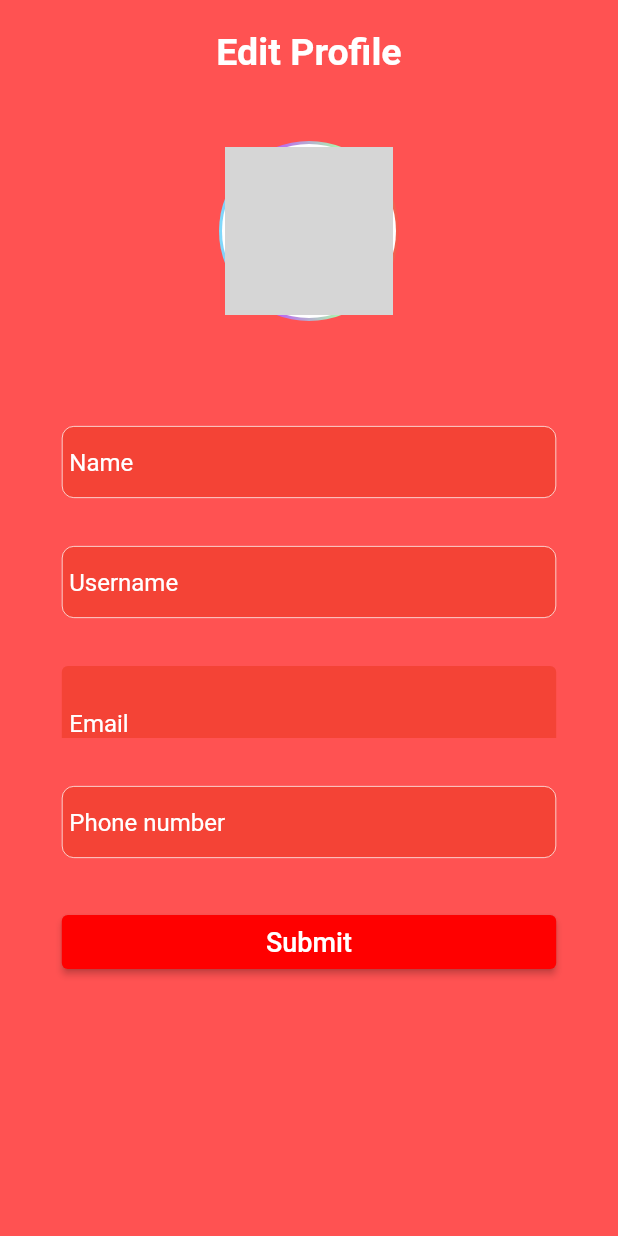
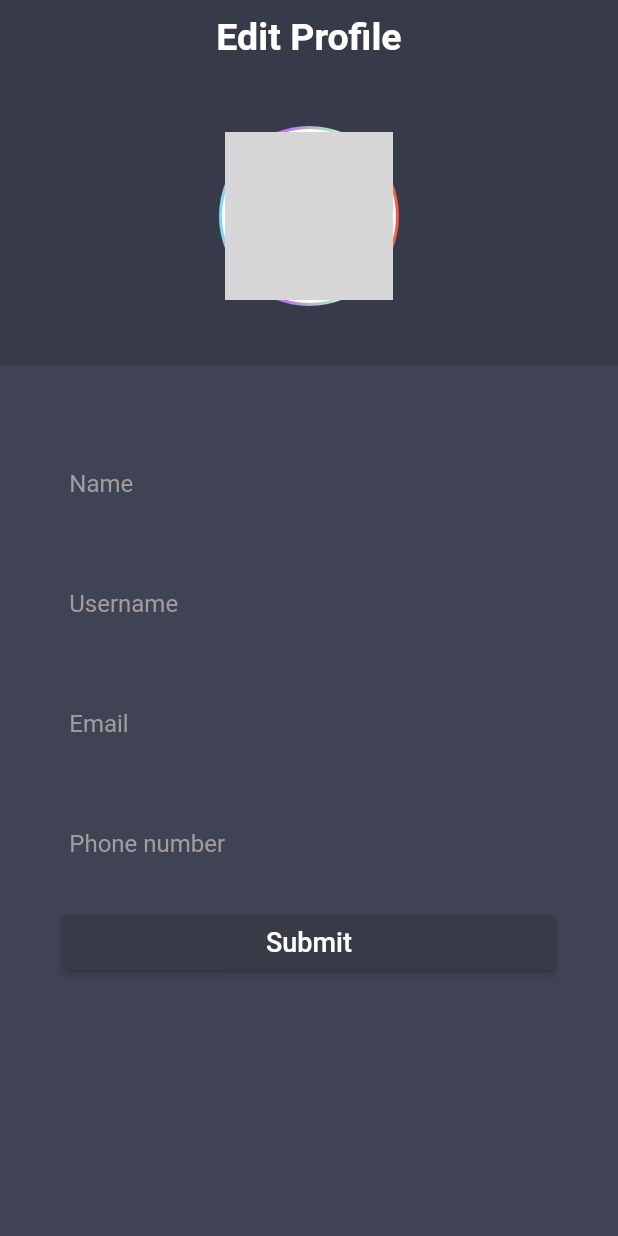
Before and after one commit to abdulqaderpatel/EventFlow, a Flutter app: the UserNavigationBar screen opened directly, item 4 of the bottom bar chosen, after a tap on the "edit" icon, on a phone screen of 412 x 824 dp. Run offline on Flutter 3.47's test engine with Material 2 defaults, Android fonts, the phone set to English and light mode, and no system bars; our stand-ins replace auto_size_text, cloud_firestore, dotted_border, firebase_auth, firebase_core, firebase_storage and 7 more; accounts and stored records are empty; network calls fail; statements that could not run were skipped; grey boxes are pictures that could not be loaded.

Commit message:
major ui changes for user side.

```diff
--- a/lib/Reusable_Components/User/user_details_field.dart
+++ b/lib/Reusable_Components/User/user_details_field.dart
@@ -1,3 +1,4 @@
+import 'package:auto_size_text/auto_size_text.dart';
 import 'package:flutter/material.dart';
 import 'package:get/get.dart';
 
@@ -17,8 +18,8 @@ class UserDetailField extends StatelessWidget {
     return Container(
       height: Get.height * 0.15,
       width: Get.width * 0.45,
-      padding: const EdgeInsets.all(
-        8,
+      padding: const EdgeInsets.only(top: 8,left: 8,right: 8,bottom: 20,
+
       ),
       decoration: BoxDecoration(
         color: const Color(0xff1C1C1E),
@@ -32,7 +33,7 @@ class UserDetailField extends StatelessWidget {
         Row(mainAxisAlignment: MainAxisAlignment.spaceBetween,
             children: [
 
-              Text(
+              AutoSizeText(
                placeholder,
                 style: const TextStyle(
                     color: Colors.grey,
@@ -44,11 +45,11 @@ class UserDetailField extends StatelessWidget {
           ),
           Row(mainAxisAlignment: MainAxisAlignment.center,
             children: [
-              Text(
-                details,
+              AutoSizeText(
+                details,maxLines: 1,minFontSize: 13,
                 style: const TextStyle(
                     color: Colors.white,
-                    fontSize: 19,
+                    fontSize: 14,
                     fontWeight: FontWeight.w600),
               )
             ],
--- a/lib/Reusable_Components/User/user_profile_submit_button.dart
+++ b/lib/Reusable_Components/User/user_profile_submit_button.dart
@@ -15,7 +15,7 @@ class UserProfileSubmitButton extends StatelessWidget {
     return ElevatedButton(
       style: ButtonStyle(
         backgroundColor: MaterialStateProperty.all<Color>(
-            const Color(0xffff0000)),
+            const Color(0xff383A48)),
         foregroundColor: MaterialStateProperty.all<Color>(
             Colors.white),
       ),
--- a/lib/Reusable_Components/User/user_text_field.dart
+++ b/lib/Reusable_Components/User/user_text_field.dart
@@ -1,5 +1,4 @@
 import 'package:flutter/material.dart';
-
 
 class UserTextField extends StatelessWidget {
   final String text;
@@ -9,17 +8,17 @@ class UserTextField extends StatelessWidget {
   final TextInputType textInputType;
 
   final bool enabled;
-  final String? Function(String?)  validator;
+  final String? Function(String?) validator;
 
   const UserTextField(
       {super.key,
       required this.text,
       required this.controller,
       required this.width,
-        required this.labelText,
-        required this.validator,
-      this.textInputType=TextInputType.text,
-      this.enabled=true});
+      required this.labelText,
+      required this.validator,
+      this.textInputType = TextInputType.text,
+      this.enabled = true});
 
   @override
   Widget build(BuildContext context) {
@@ -27,24 +26,23 @@ class UserTextField extends StatelessWidget {
         ? SizedBox(
             height: 50,
             width: width,
-            child: TextFormField(keyboardType: textInputType,validator: validator,enabled: enabled,
+            child: TextFormField(style: TextStyle(color: Colors.white),
+              keyboardType: textInputType,
+              validator: validator,
+              enabled: enabled,
               controller: controller,
               textAlignVertical: TextAlignVertical.center,
-              decoration: InputDecoration(labelText: labelText,labelStyle: TextStyle(color: Colors.white),alignLabelWithHint: true,
-                filled: true,
-                fillColor: Colors.red,
-
-
-                enabledBorder: OutlineInputBorder(
-                    borderSide: const BorderSide(color: Colors.white, width: 0.5),
-                    borderRadius: BorderRadius.circular(8)),
+              decoration: InputDecoration(border: InputBorder.none,
+                labelText: labelText,
+                labelStyle: const TextStyle(color: Colors.grey),
+                alignLabelWithHint: true,
                 contentPadding: const EdgeInsets.only(
                   top: 2,
                   left: 5,
                 ),
                 errorStyle: const TextStyle(fontSize: 0),
                 hintStyle: const TextStyle(
-                    color: Colors.white, fontWeight: FontWeight.bold),
+                    color: Colors.grey, fontWeight: FontWeight.w400),
                 hintText: text,
               ),
             ),
@@ -53,22 +51,17 @@ class UserTextField extends StatelessWidget {
             height: 120,
             width: width,
             child: TextFormField(
+              style: const TextStyle(color: Colors.white),
               keyboardType: TextInputType.multiline,
               maxLines: null,
               minLines: 5,
               controller: controller,
               decoration: InputDecoration(
-                enabledBorder: OutlineInputBorder(
-                    borderSide: const BorderSide(
-                      color: Colors.red,
-                    ),
-                    borderRadius: BorderRadius.circular(8)),
+                enabledBorder:
+                    OutlineInputBorder(borderRadius: BorderRadius.circular(8)),
                 contentPadding: const EdgeInsets.only(top: 2, left: 3),
-                errorStyle: const TextStyle(fontSize: 0),
-                hintStyle: const TextStyle(
-                  color: Colors.redAccent,
-                ),
                 hintText: text,
+                hintStyle: const TextStyle(color: Colors.white),
               ),
             ),
           );
--- a/lib/Views/User/Profile/create_user_profile.dart
+++ b/lib/Views/User/Profile/create_user_profile.dart
@@ -127,14 +127,12 @@ class _CreateUserProfileScreenState extends State<CreateUserProfileScreen> {
         body: isLoaded
             ? Container(
                 height: Get.height,
-                color: Colors.redAccent,
-                child: Container(
-                  padding: const EdgeInsets.all(20),
-                  margin: EdgeInsets.symmetric(horizontal: Get.width * 0.05),
+                color: Color(0xff404354),
                 child: SingleChildScrollView(
                   child: Center(
                     child: Column(
                       children: [
+                        Container(padding: EdgeInsets.all(15),width: Get.width,color:Color(0xff373A49),child:Column(children:[
                         const Text(
                           "Set up your Profile",
                           style: TextStyle(
@@ -152,16 +150,9 @@ class _CreateUserProfileScreenState extends State<CreateUserProfileScreen> {
                             margin: const EdgeInsets.only(top: 45, bottom: 30),
                             padding: const EdgeInsets.all(2),
                             decoration: BoxDecoration(
-                                color: Colors.redAccent,
+                              color: Colors.grey,
                               borderRadius: BorderRadius.circular(70),
-                                gradient: const LinearGradient(
-                                  colors: [
-                                    Color(0xff7DDCFB),
-                                    Color(0xffBC67F2),
-                                    Color(0xffACF6AF),
-                                    Color(0xffF95549),
-                                  ],
-                                ),
+
                             ),
                             child: Container(
                               padding: const EdgeInsets.all(2),
@@ -186,7 +177,7 @@ class _CreateUserProfileScreenState extends State<CreateUserProfileScreen> {
                                     ),
                             ),
                           ),
-                          ),
+                        ),],),),
                         const SizedBox(
                           height: 40,
                         ),
@@ -333,7 +324,6 @@ class _CreateUserProfileScreenState extends State<CreateUserProfileScreen> {
                     ),
                   ),
                 ),
-                ),
               )
             : const Center(
                 child: CircularProgressIndicator(),
--- a/lib/Views/User/Profile/edit_user_profile.dart
+++ b/lib/Views/User/Profile/edit_user_profile.dart
@@ -34,7 +34,8 @@ class _EditUserProfileScreenState extends State<EditUserProfileScreen> {
 
   final picker = ImagePicker();
 
-  bool buttonLoader=false;
+  bool buttonLoader = false;
+
   Future getImageGallery() async {
     final pickedFile = await picker.pickImage(source: ImageSource.gallery);
     if (pickedFile != null) {
@@ -116,17 +117,18 @@ class _EditUserProfileScreenState extends State<EditUserProfileScreen> {
   Widget build(BuildContext context) {
     return Scaffold(
       body: isLoaded
-          ? Container(
+          ? Container(color: Color(0xff404354),
               height: Get.height,
-              color: Colors.redAccent,
-              child: Container(
-                padding: const EdgeInsets.all(20),
-                margin: EdgeInsets.symmetric(horizontal: Get.width * 0.05),
+
               child: SingleChildScrollView(
                 child: Center(
                   child: Column(
                     children: [
-                        const Text(
+
+
+                      Container(padding: EdgeInsets.all(10),width: Get.width,color: Color(0xff373A49),
+                        child: Column(
+                          children:[ const Text(
                             "Edit Profile",
                             style: TextStyle(
                                 color: Colors.white,
@@ -177,12 +179,15 @@ class _EditUserProfileScreenState extends State<EditUserProfileScreen> {
                                   ),
                                 ),
                               ),
+                            ),],
                         ),
+                      ),
+
                       const SizedBox(
                         height: 40,
                       ),
                       UserTextField(
-                          text: items[0]["name"],
+                        text: "Name",
                         controller: nameController,
                         width: Get.width * 0.8,
                         labelText: "Name",
@@ -235,41 +240,41 @@ class _EditUserProfileScreenState extends State<EditUserProfileScreen> {
                           width: Get.width * 0.8,
                           child: UserProfileSubmitButton(
                             text: "Submit",
-                              isLoading:buttonLoader,
+                            isLoading: buttonLoader,
                             voidCallback: () async {
                               setState(() {
-                                  buttonLoader=true;
+                                buttonLoader = true;
                               });
                               if (nameController.text.isEmpty) {
                                 Toast().errorMessage("Name cannot be empty");
                                 setState(() {
-                                    buttonLoader=false;
+                                  buttonLoader = false;
                                 });
                               } else if (usernameController.text.isEmpty) {
                                 Toast()
                                     .errorMessage("Username cannot be empty");
                                 setState(() {
-                                    buttonLoader=false;
+                                  buttonLoader = false;
                                 });
                               } else if (phoneNumberController.text.isEmpty) {
                                 Toast().errorMessage(
                                     "Phone number cannot be empty");
                                 setState(() {
-                                    buttonLoader=false;
+                                  buttonLoader = false;
                                 });
                               } else if (!RegExp(r'^[a-zA-Z0-9]+$')
                                   .hasMatch(nameController.text)) {
                                 Toast().errorMessage(
                                     "please enter a valid name");
                                 setState(() {
-                                    buttonLoader=false;
+                                  buttonLoader = false;
                                 });
                               } else if (!RegExp(r'^[a-zA-Z0-9]+$')
                                   .hasMatch(usernameController.text)) {
                                 Toast().errorMessage(
                                     "please enter a valid username");
                                 setState(() {
-                                    buttonLoader=false;
+                                  buttonLoader = false;
                                 });
                               } else if (!await checkIfUsernameIsUnique(
                                       usernameController.text) &&
@@ -278,7 +283,7 @@ class _EditUserProfileScreenState extends State<EditUserProfileScreen> {
                                 Toast().errorMessage(
                                     "This username has already been taken");
                                 setState(() {
-                                    buttonLoader=false;
+                                  buttonLoader = false;
                                 });
                               } else if (phoneNumberController.text.length !=
                                       10 ||
@@ -286,7 +291,7 @@ class _EditUserProfileScreenState extends State<EditUserProfileScreen> {
                                   phoneNumberController.text.contains(",")) {
                                 Toast().errorMessage("Invalid phone number");
                                 setState(() {
-                                    buttonLoader=false;
+                                  buttonLoader = false;
                                 });
                               } else {
                                 if (profileImage == null) {
@@ -302,7 +307,7 @@ class _EditUserProfileScreenState extends State<EditUserProfileScreen> {
                                   Toast().successMessage(
                                       "Profile updated successfully");
                                   setState(() {
-                                      buttonLoader=false;
+                                    buttonLoader = false;
                                   });
                                   Get.to(UserNavigationBar());
                                 } else {
@@ -328,7 +333,7 @@ class _EditUserProfileScreenState extends State<EditUserProfileScreen> {
                                     Toast().successMessage(
                                         "Profile updated successfully");
                                     setState(() {
-                                        buttonLoader=false;
+                                      buttonLoader = false;
                                     });
                                     Get.to(UserNavigationBar());
                                   });
@@ -340,7 +345,6 @@ class _EditUserProfileScreenState extends State<EditUserProfileScreen> {
                   ),
                 ),
               ),
-              ),
             )
           : const Center(
               child: CircularProgressIndicator(),
--- a/lib/Views/User/search_friends.dart
+++ b/lib/Views/User/search_friends.dart
@@ -76,7 +76,7 @@ class _SearchFriendsScreenState extends State<SearchFriendsScreen> {
     return Scaffold(
         body: isLoaded
             ? Container(
-                color: Color(0xff0A171F),
+                color: const Color(0xff0A171F),
                 child: Container(
                   margin: EdgeInsets.symmetric(horizontal: Get.width * 0.05),
                   child: Center(
@@ -96,8 +96,8 @@ class _SearchFriendsScreenState extends State<SearchFriendsScreen> {
                                 itemBuilder: (context, index) {
                                   return Card(
 
-                                      margin: EdgeInsets.only(bottom: 20),
-                                      color: Color(0xff0A171F),
+                                      margin: const EdgeInsets.only(bottom: 20),
+                                      color: const Color(0xff0A171F),
 
 
                                       child: ListTile(
@@ -175,7 +175,7 @@ class _SearchFriendsScreenState extends State<SearchFriendsScreen> {
                                             following[index]
                                                 ? "Follow"
                                                 : "Unfollow",
-                                            style: TextStyle(color: Colors.red),
+                                            style: const TextStyle(color: Colors.red),
                                           ),
                                         ),
                                       ));
--- a/lib/Views/User/user_navigation_bar.dart
+++ b/lib/Views/User/user_navigation_bar.dart
@@ -7,6 +7,9 @@ import 'package:eventflow/Views/User/select_chat_screen.dart';
 import 'package:flutter/material.dart';
 import 'package:get/get.dart';
 import 'package:google_nav_bar/google_nav_bar.dart';
+
+
+
 
 class UserNavigationBar extends StatelessWidget {
   UserNavigationBar({super.key});
@@ -27,7 +30,7 @@ class UserNavigationBar extends StatelessWidget {
       onWillPop: () async => false,
       child: Scaffold(
         bottomNavigationBar: Obx(
-          () => Container(color: Color(0xff060E11),
+          () => Container(color: Color(0xff0A171F),
 
             child: Padding(
               padding: const EdgeInsets.symmetric(horizontal: 15,vertical: 20),
@@ -36,29 +39,37 @@ class UserNavigationBar extends StatelessWidget {
                 {
                   controller.index.value=value;
                 },
-                backgroundColor:Color(0xff060E11),
+                backgroundColor:Color(0xff0A171F),
                 gap: 8,
                 activeColor: Colors.white,
 
+
+
                 color: Colors.white,
-                tabBackgroundColor: Colors.grey.shade900,
+
                 padding: const EdgeInsets.all(5),
 
                  tabs:const [ GButton(
-                   icon: Icons.event,
-                  text: "Events",
+                   icon: Icons.home_filled,
+                 iconActiveColor: Color(0xffFB5188),
+
+
                  ),
                    GButton(
+                     active: true,
                      icon: Icons.search,
-                    text: "Search",
+                   iconActiveColor: Color(0xffFB5188),
+
                    ),
                    GButton(
-                     icon: Icons.chat,
-                    text: "Chat",
+                     icon:Icons.chat_bubble,
+                   iconActiveColor: Color(0xffFB5188),
+
                    ),
                    GButton(
                      icon: Icons.person,
-                    text: "Profile",
+                   iconActiveColor: Color(0xffFB5188),
+
                    ),],
               ),
             ),
--- a/pubspec.yaml
+++ b/pubspec.yaml
@@ -24,6 +24,7 @@ dependencies:
   intl:
   percent_indicator:
   google_nav_bar:
+  auto_size_text:
 
 dev_dependencies:
   flutter_test:
```
Also changed, not shown: pubspec.lock. Lines whose indentation alone changed are shown as unchanged.
